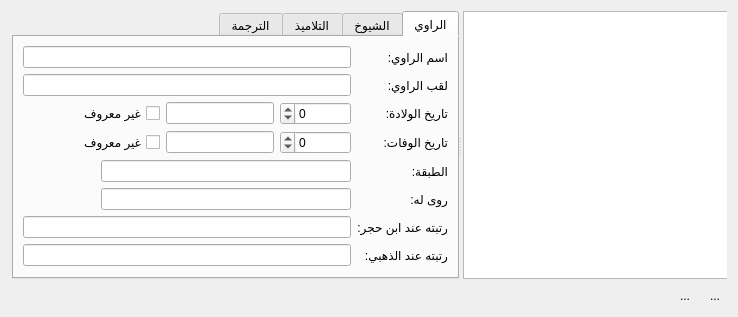
This is src/tarajemrowatmanagerwidget.ui in boussouira/moltaqa as Qt 5 draws it before an edit. The edited form follows.
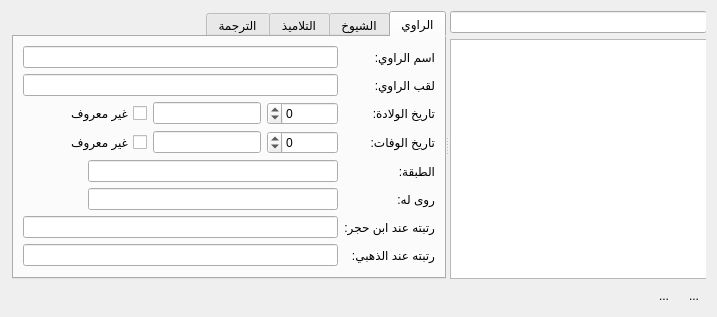
This is the edited form. Icons and pictures are not drawn. Custom widgets are drawn as their Qt base class.

Commit message: filter some control center widgets

```diff
--- a/src/tarajemrowatmanagerwidget.ui
+++ b/src/tarajemrowatmanagerwidget.ui
@@ -6,8 +6,8 @@
    <rect>
     <x>0</x>
     <y>0</y>
-    <width>738</width>
-    <height>301</height>
+    <width>717</width>
+    <height>297</height>
    </rect>
   </property>
   <property name="windowTitle">
@@ -16,7 +16,7 @@
   <property name="layoutDirection">
    <enum>Qt::RightToLeft</enum>
   </property>
-  <layout class="QVBoxLayout" name="verticalLayout">
+  <layout class="QVBoxLayout" name="verticalLayout_3">
    <item>
     <widget class="QSplitter" name="splitter">
      <property name="sizePolicy">
@@ -28,6 +28,12 @@
      <property name="orientation">
       <enum>Qt::Horizontal</enum>
      </property>
+     <widget class="QWidget" name="">
+      <layout class="QVBoxLayout" name="verticalLayout">
+       <item>
+        <widget class="FancyLineEdit" name="lineFilter"/>
+       </item>
+       <item>
      <widget class="QTreeView" name="treeView">
       <property name="editTriggers">
        <set>QAbstractItemView::NoEditTriggers</set>
@@ -36,6 +42,9 @@
        <bool>true</bool>
       </property>
      </widget>
+       </item>
+      </layout>
+     </widget>
      <widget class="QTabWidget" name="tabWidget">
       <property name="currentIndex">
        <number>0</number>
@@ -326,6 +335,13 @@
    </item>
   </layout>
  </widget>
+ <customwidgets>
+  <customwidget>
+   <class>FancyLineEdit</class>
+   <extends>QLineEdit</extends>
+   <header>fancylineedit.h</header>
+  </customwidget>
+ </customwidgets>
  <resources>
   <include location="../share/moltaqa-lib/qt_rc.qrc"/>
  </resources>
```
Lines whose indentation alone changed are shown as unchanged. The commit also changes 8 other files.
